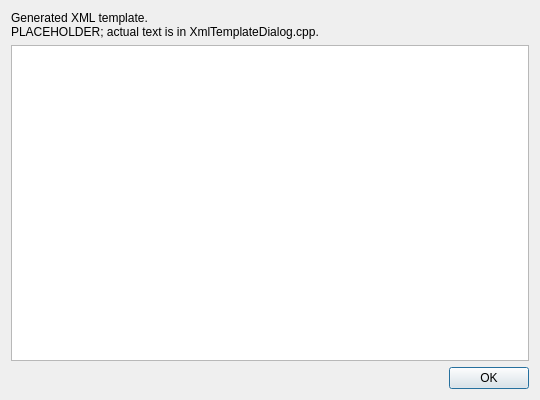
GerbilSoft/mcrecover, file src/mcrecover/ui/XmlTemplateDialog.ui: the form before one commit.
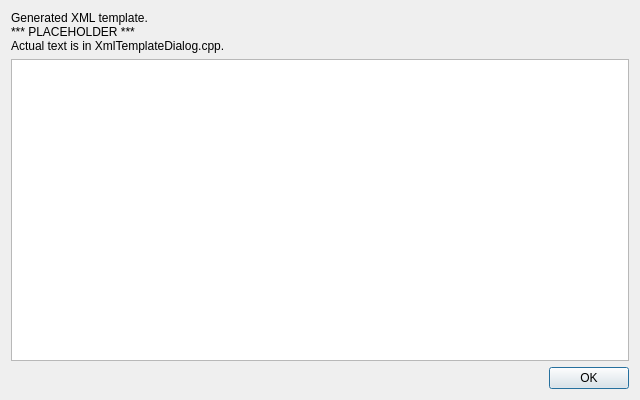
The form after the commit.

Commit message:
XmlTemplateDialog: Generate the XML template.
MemCardFile: dirEntry can now be retrieved. This is needed
in order to generate the XML template in XmlTemplateDialog.

ui/XmlTemplateDialog.ui: Increased lblTemplateDesc height;
increased the dialog width.

FIXME:
- gameDesc and fileDesc need to be escaped for PCRE.
- QPlainTextEdit cursor doesn't show up when readOnly.

```diff
--- a/src/mcrecover/ui/XmlTemplateDialog.ui
+++ b/src/mcrecover/ui/XmlTemplateDialog.ui
@@ -6,7 +6,7 @@
    <rect>
     <x>0</x>
     <y>0</y>
-    <width>540</width>
+    <width>640</width>
     <height>400</height>
    </rect>
   </property>
@@ -18,7 +18,8 @@
     <widget class="QLabel" name="lblTemplateDesc">
      <property name="text">
       <string notr="true">Generated XML template.
-PLACEHOLDER; actual text is in XmlTemplateDialog.cpp.</string>
+*** PLACEHOLDER ***
+Actual text is in XmlTemplateDialog.cpp.</string>
      </property>
      <property name="textFormat">
       <enum>Qt::PlainText</enum>
@@ -35,8 +36,8 @@
        <family>Monospace</family>
       </font>
      </property>
-     <property name="readOnly">
-      <bool>true</bool>
+     <property name="lineWrapMode">
+      <enum>QPlainTextEdit::NoWrap</enum>
      </property>
     </widget>
    </item>
```
The commit also changes 3 other files.
